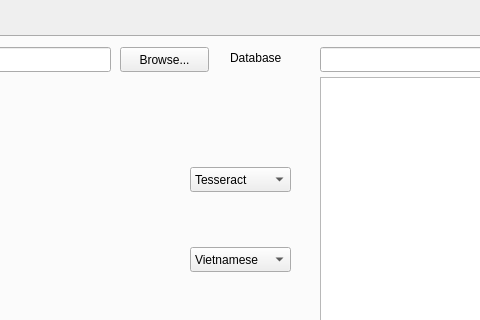
Old version of the form VieOCR_Basic_GUI/VieOCR_Basic_GUI/mainwindow.ui in the repository hakuo/mythesis17; both pictures show x 333 to 813 and y 0 to 320 of the 1137 by 716 pixel window.
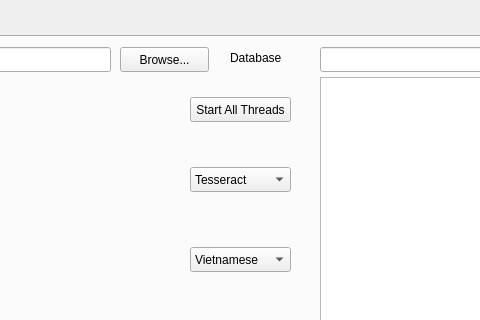
New version of the form. Icons and pictures are not drawn.

```diff
--- a/VieOCR_Basic_GUI/VieOCR_Basic_GUI/mainwindow.ui
+++ b/VieOCR_Basic_GUI/VieOCR_Basic_GUI/mainwindow.ui
@@ -546,6 +546,19 @@
          </property>
         </item>
        </widget>
+       <widget class="QPushButton" name="startThreadsButton">
+        <property name="geometry">
+         <rect>
+          <x>510</x>
+          <y>60</y>
+          <width>101</width>
+          <height>25</height>
+         </rect>
+        </property>
+        <property name="text">
+         <string>Start All Threads</string>
+        </property>
+       </widget>
       </widget>
       <widget class="QWidget" name="tabTraining">
        <attribute name="title">
```
